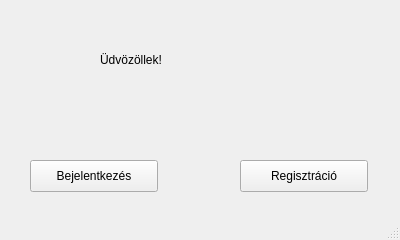
pkristof1999/Szakdolgozat, file src/main/resources/ui/welcomeScreen.ui: the form before one commit.
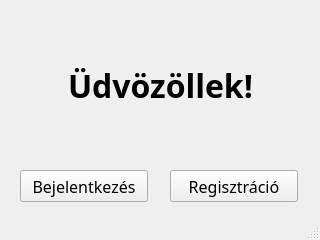
The form after the commit.

Diff of the .ui file:
```diff
--- a/src/main/resources/ui/welcomeScreen.ui
+++ b/src/main/resources/ui/welcomeScreen.ui
@@ -6,7 +6,7 @@
    <rect>
     <x>0</x>
     <y>0</y>
-    <width>400</width>
+    <width>320</width>
     <height>240</height>
    </rect>
   </property>
@@ -17,12 +17,18 @@
    <widget class="QPushButton" name="loginButton">
     <property name="geometry">
      <rect>
-      <x>30</x>
-      <y>160</y>
+      <x>20</x>
+      <y>170</y>
       <width>128</width>
       <height>32</height>
      </rect>
     </property>
+    <property name="font">
+     <font>
+      <family>Corbel</family>
+      <pointsize>12</pointsize>
+     </font>
+    </property>
     <property name="text">
      <string>Bejelentkezés</string>
     </property>
@@ -30,28 +36,62 @@
    <widget class="QPushButton" name="registerButton">
     <property name="geometry">
      <rect>
-      <x>240</x>
-      <y>160</y>
+      <x>170</x>
+      <y>170</y>
       <width>128</width>
       <height>32</height>
      </rect>
     </property>
+    <property name="font">
+     <font>
+      <family>Corbel</family>
+      <pointsize>12</pointsize>
+     </font>
+    </property>
     <property name="text">
      <string>Regisztráció</string>
     </property>
    </widget>
    <widget class="QLabel" name="welcomeLabel">
+    <property name="enabled">
+     <bool>true</bool>
+    </property>
     <property name="geometry">
      <rect>
-      <x>100</x>
+      <x>70</x>
       <y>30</y>
-      <width>200</width>
-      <height>60</height>
+      <width>181</width>
+      <height>110</height>
      </rect>
     </property>
+    <property name="font">
+     <font>
+      <family>Corbel</family>
+      <pointsize>24</pointsize>
+      <bold>true</bold>
+     </font>
+    </property>
+    <property name="layoutDirection">
+     <enum>Qt::LeftToRight</enum>
+    </property>
+    <property name="styleSheet">
+     <string notr="true"/>
+    </property>
+    <property name="frameShape">
+     <enum>QFrame::NoFrame</enum>
+    </property>
     <property name="text">
      <string>Üdvözöllek!</string>
     </property>
+    <property name="textFormat">
+     <enum>Qt::PlainText</enum>
+    </property>
+    <property name="scaledContents">
+     <bool>true</bool>
+    </property>
+    <property name="alignment">
+     <set>Qt::AlignCenter|Qt::AlignHCenter|Qt::AlignVCenter</set>
+    </property>
    </widget>
   </widget>
   <widget class="QMenuBar" name="menubar">
```
Left out of the diff: 10 changed lines with no effect on the pictures.
